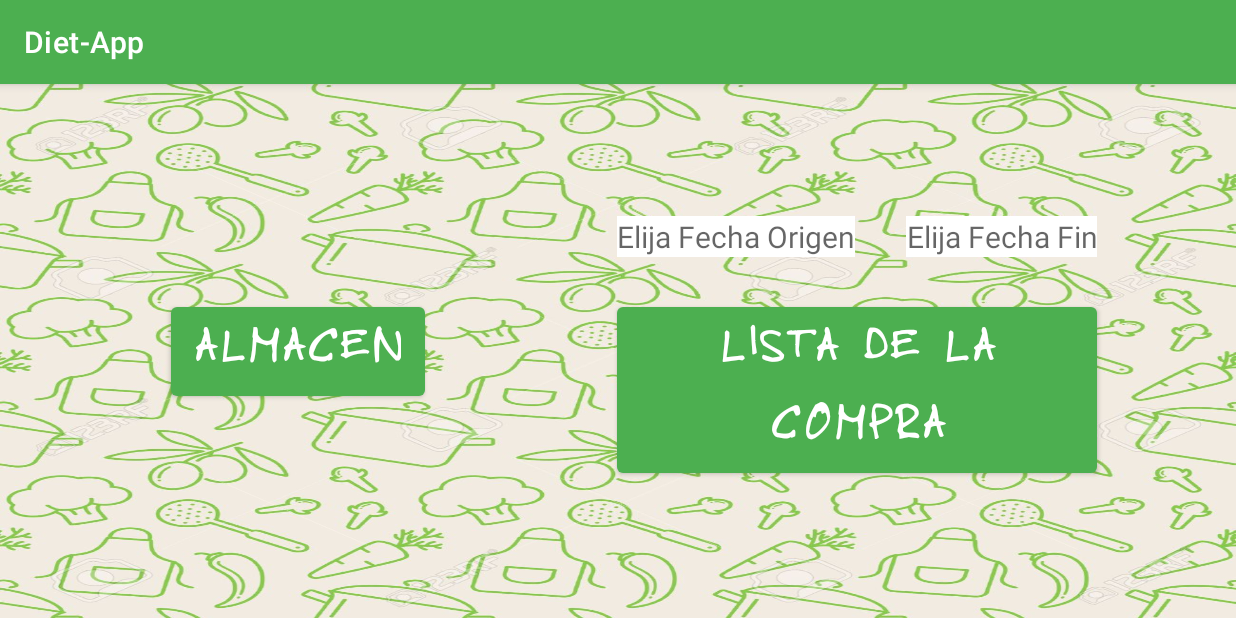
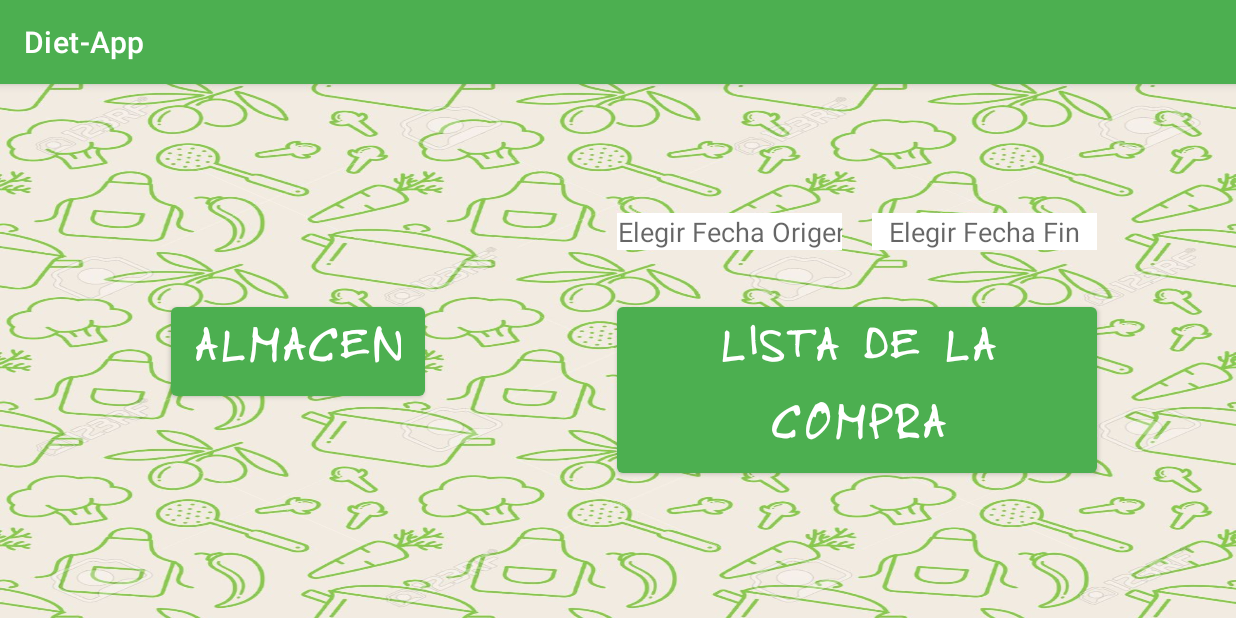
Before and after one commit to Adrian1MT/Diet-App, an Android app: the FiltroListaCompraAlmacen screen opened directly, with no data from a screen before it, on a phone screen of 824 x 412 dp (held sideways). Run offline under Robolectric (Android 15) with nearby library versions, the phone set to English and light mode, and no system bars.

Commit message:
datePicker de Lista de la compra

```diff
--- a/Aplicacion/app/src/main/res/layout/activity_filtro_lista_compra_almacen.xml
+++ b/Aplicacion/app/src/main/res/layout/activity_filtro_lista_compra_almacen.xml
@@ -6,6 +6,36 @@
     android:layout_height="match_parent"
     android:background="@drawable/fondo"
     tools:context=".FiltroListaCompraAlmacen">
+
+    <EditText
+        android:id="@+id/txtFechaFin"
+        android:layout_width="150dp"
+        android:layout_height="wrap_content"
+        android:background="@color/white"
+        android:clickable="true"
+        android:ems="10"
+        android:focusable="false"
+        android:hint="Elegir Fecha Fin"
+        android:inputType="date"
+        android:textAlignment="center"
+        app:layout_constraintEnd_toEndOf="@+id/btnLista"
+        app:layout_constraintTop_toTopOf="@+id/txtFechaOrigen" />
+
+    <EditText
+        android:id="@+id/txtFechaOrigen"
+        android:layout_width="150dp"
+        android:layout_height="wrap_content"
+        android:background="@color/white"
+        android:clickable="true"
+        android:ems="10"
+        android:focusable="false"
+        android:hint="Elegir Fecha Origen"
+        android:inputType="date"
+        android:textAlignment="center"
+        app:layout_constraintBottom_toTopOf="@+id/btnLista"
+        app:layout_constraintStart_toStartOf="@+id/btnLista"
+        app:layout_constraintTop_toTopOf="parent"
+        app:layout_constraintVertical_bias="0.726" />
 
     <Button
         android:id="@+id/button3"
@@ -34,29 +64,4 @@
         app:layout_constraintStart_toEndOf="@+id/button3"
         app:layout_constraintTop_toTopOf="@+id/button3" />
 
-    <TextView
-        android:id="@+id/txtFechaFin"
-        android:layout_width="wrap_content"
-        android:layout_height="wrap_content"
-        android:background="@color/white"
-        android:hint="Elija Fecha Fin"
-        android:textAlignment="textEnd"
-        android:textSize="20sp"
-        app:layout_constraintBottom_toTopOf="@+id/btnLista"
-        app:layout_constraintEnd_toEndOf="@+id/btnLista"
-        app:layout_constraintTop_toTopOf="parent"
-        app:layout_constraintVertical_bias="0.765" />
-
-    <TextView
-        android:id="@+id/txtFechaOrigen"
-        android:layout_width="wrap_content"
-        android:layout_height="wrap_content"
-        android:background="@color/white"
-        android:hint="Elija Fecha Origen"
-        android:textAlignment="textStart"
-        android:textSize="20sp"
-        app:layout_constraintBottom_toTopOf="@+id/btnLista"
-        app:layout_constraintStart_toStartOf="@+id/btnLista"
-        app:layout_constraintTop_toTopOf="parent"
-        app:layout_constraintVertical_bias="0.765" />
 </androidx.constraintlayout.widget.ConstraintLayout>
--- a/Aplicacion/app/src/main/res/layout/activity_lista_compra.xml
+++ b/Aplicacion/app/src/main/res/layout/activity_lista_compra.xml
@@ -45,7 +45,7 @@
         android:layout_marginEnd="100dp"
         android:fontFamily="@font/toms_handwritten_new"
         android:shadowColor="#8BC34A"
-        android:text="Compraremos:"
+        android:text="Compramos:"
         android:textColor="@color/verde_oscuro"
         android:textSize="50dp"
         android:textStyle="bold|italic"
@@ -69,7 +69,6 @@
         android:layout_height="wrap_content"
         android:layout_marginTop="20dp"
         android:background="@color/white"
-        android:hint="Fecha Origen"
         android:textAlignment="textStart"
         android:textSize="20sp"
         app:layout_constraintStart_toStartOf="@+id/reciclerListaRecetas"
@@ -81,7 +80,6 @@
         android:layout_height="wrap_content"
         android:layout_marginTop="20dp"
         android:background="@color/white"
-        android:hint="Fecha Fin"
         android:textAlignment="textEnd"
         android:textSize="20sp"
         app:layout_constraintEnd_toEndOf="@+id/reciclerListaRecetas"
```
Also changed, not shown: Aplicacion/app/src/main/java/com/elorrieta/diet_app/FiltroListaCompraAlmacen.java (+54 -5 lines), Aplicacion/app/src/main/java/com/elorrieta/diet_app/FirstFragment.java (deleted, +0 -34 lines), Aplicacion/app/src/main/java/com/elorrieta/diet_app/SecondFragment.java (deleted, +0 -34 lines), Aplicacion/app/src/main/java/com/elorrieta/diet_app/listaCompra.java (+13 -0 lines), Aplicacion/app/src/main/res/layout/fragment_first.xml (deleted, +0 -28 lines), Aplicacion/app/src/main/res/layout/fragment_second.xml (deleted, +0 -27 lines).
